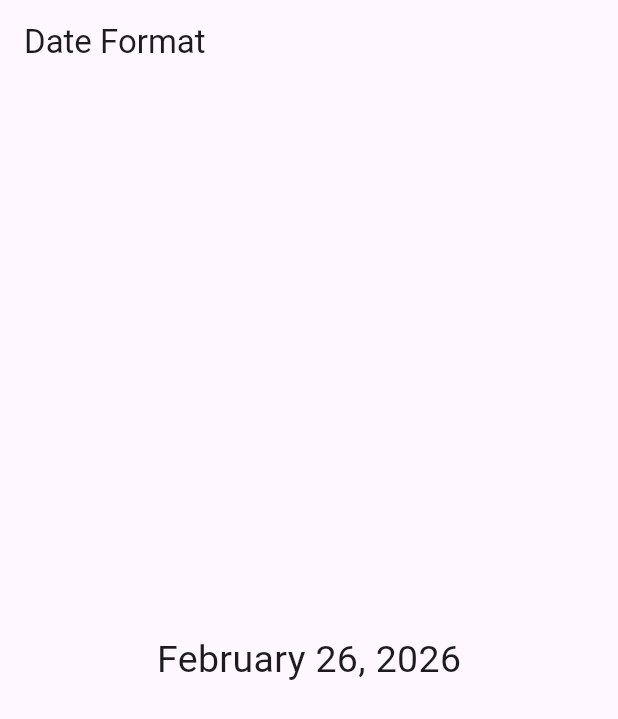
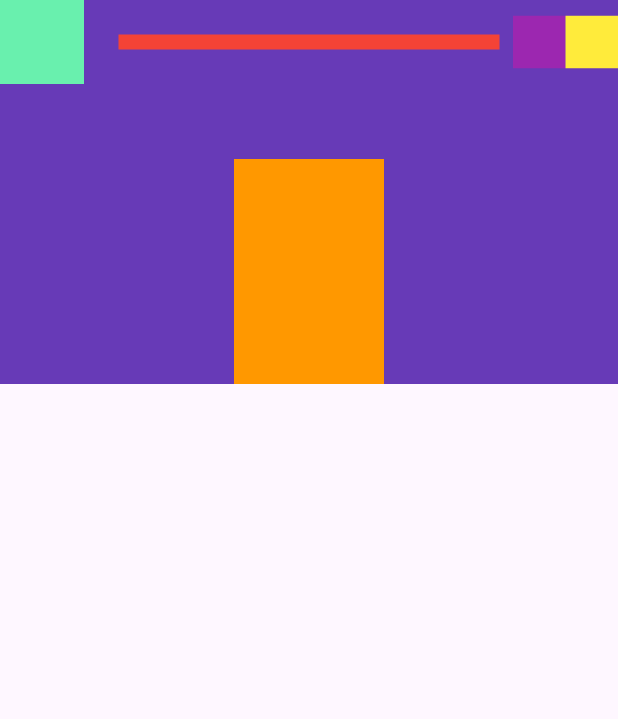
Before and after one commit to Alhaiza/flutter_core_concept, a Flutter app: the screen it shows after launch, on a phone screen of 412 x 824 dp. Shown: the top 719 px of the screen. Run offline on Flutter 3.47's test engine with Material 3 defaults, Android fonts, the phone set to English and light mode, and no system bars.

Commit message:
AppBar Widget

```diff
--- a/lib/main.dart
+++ b/lib/main.dart
@@ -11,13 +11,22 @@ class MyApp extends StatelessWidget {
   @override
   Widget build(BuildContext context) {
     return MaterialApp(
+      debugShowCheckedModeBanner: false,
       home: Scaffold(
-        appBar: AppBar(title: Text("Date Format")),
-        body: Center(
-          child: Text(
-            DateFormat.yMMMMd().format(DateTime.now()),
-            style: TextStyle(fontSize: 25),
+        appBar: AppBar(
+          backgroundColor: Colors.green,
+          leading: Container(color: Colors.greenAccent),
+          title: Container(width: 1000, height: 10, color: Colors.red),
+          centerTitle: true,
+          actions: [
+            Container(height: 35, width: 35, color: Colors.purple),
+            Container(height: 35, width: 35, color: Colors.yellow),
+          ],
+          bottom: PreferredSize(
+            preferredSize: Size.fromHeight(200),
+            child: Container(height: 150, width: 100, color: Colors.orange),
           ),
+          flexibleSpace: Container(height: 350, color: Colors.deepPurple),
         ),
       ),
     );
```
